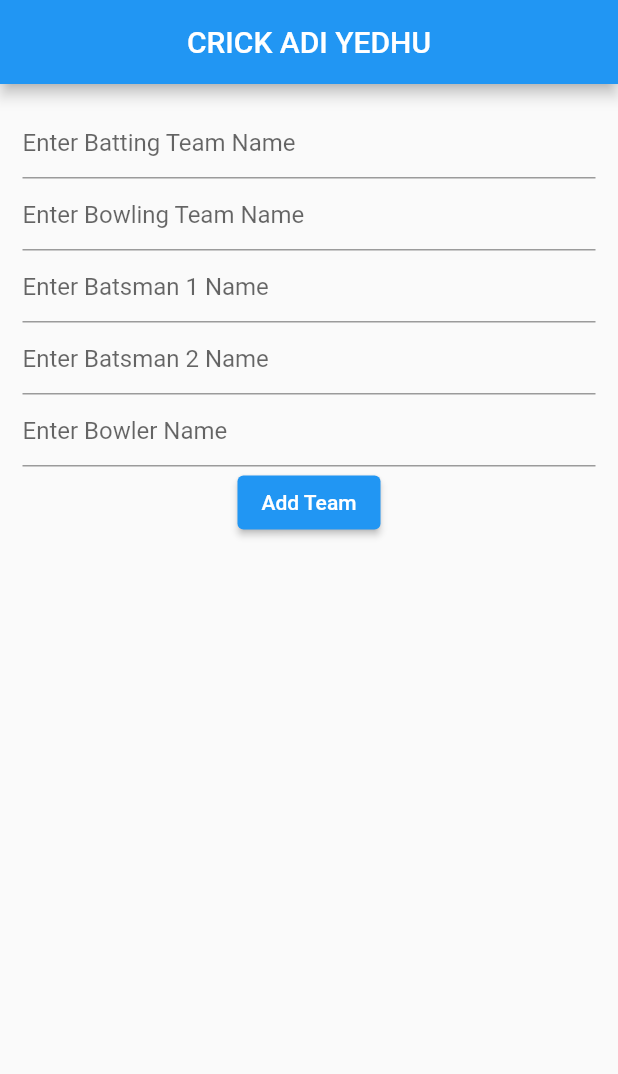
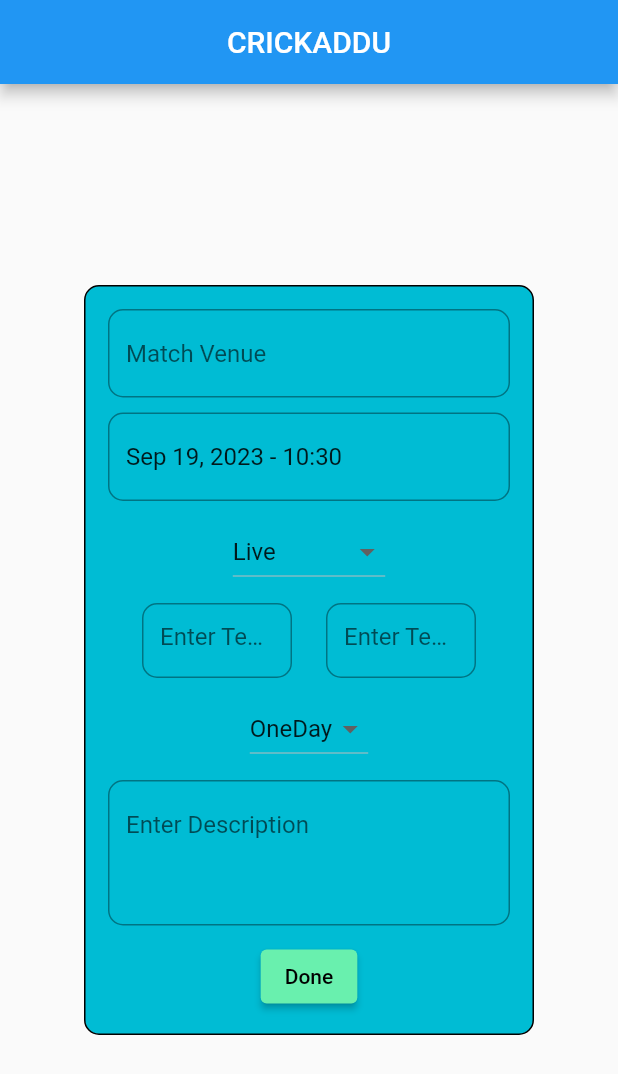
Before and after one commit to pillaiyedhu/CrIcketCommentry, a Flutter app: the screen it shows after launch, on a phone screen of 412 x 824 dp. Shown: the top 1074 px of the screen. Run offline on Flutter 3.47's test engine with Material 2 defaults, Android fonts, the light colour scheme and no system bars; drawn by our look-alikes of date_time_picker; our stand-ins replace cloud_firestore, firebase_core; accounts and stored records are empty.

Commit message:
new branch

```diff
--- a/lib/main.dart
+++ b/lib/main.dart
@@ -1,8 +1,10 @@
 import 'package:flutter/material.dart';
 import 'package:provider/provider.dart';
+import 'package:sept15_crickbuzz_developer/provider/MatchProvider.dart';
 import 'package:sept15_crickbuzz_developer/provider/TeamProvider.dart';
-import 'package:sept15_crickbuzz_developer/screens/BattingPage.dart';
 import 'package:firebase_core/firebase_core.dart';
+import 'package:sept15_crickbuzz_developer/screens/MatchScreen.dart';
+import 'package:sept15_crickbuzz_developer/screens/StaticScreen.dart';
 
 Future<void> main() async {
   WidgetsFlutterBinding.ensureInitialized();
@@ -19,7 +21,7 @@ Future<void> main() async {
   );
 
   runApp(
-    ChangeNotifierProvider(create: (context) => TeamProvider(),child: MyApp(),)
+    ChangeNotifierProvider(create: (context) => MatchProvider(),child: MyApp(),)
 
   );
 
@@ -27,6 +29,8 @@ Future<void> main() async {
 
 class MyApp extends StatelessWidget {
   Widget build(BuildContext context) {
-    return MaterialApp(home: BattingPage());
+    return MaterialApp(
+      home: StaticScreen()
+    );
   }
 }
--- /dev/null
+++ b/lib/provider/MatchProvider.dart
@@ -0,0 +1,20 @@
+import 'package:flutter/material.dart';
+
+class MatchProvider extends ChangeNotifier {
+  String? _team1Name;
+  String? _team2Name;
+
+  setTeam1Name(String teamName) {
+    _team1Name = teamName;
+    notifyListeners();
+  }
+
+  setTeam2Name(String teamName) {
+    _team2Name = teamName;
+    notifyListeners();
+  }
+
+  String? get team1Name => _team1Name;
+  String? get team2Name => _team2Name;
+
+}
--- a/lib/screens/MatchPage.dart
+++ b/lib/screens/MatchPage.dart
@@ -7,7 +7,7 @@ class MatchPage extends StatelessWidget {
   final FirebaseFirestore firebaseFirestore = FirebaseFirestore.instance;
   Widget build(BuildContext context) {
     final teamProvider = Provider.of<TeamProvider>(context);
-    String? battingTeamName = (teamProvider.battingTeamm)!.toUpperCase();
+    //String? battingTeamName = (teamProvider.battingTeamm)!.toUpperCase();
     return Scaffold(
         appBar: AppBar(
           title: Text('CRICKADDU'),
--- /dev/null
+++ b/lib/screens/StaticScreen.dart
@@ -0,0 +1,213 @@
+import 'package:date_time_picker/date_time_picker.dart';
+import 'package:flutter/material.dart';
+import 'package:provider/provider.dart';
+import 'package:sept15_crickbuzz_developer/provider/MatchProvider.dart';
+import 'package:sept15_crickbuzz_developer/screens/MatchScreen.dart';
+import 'package:sept15_crickbuzz_developer/services/StaticScreenService.dart';
+
+class StaticScreen extends StatefulWidget {
+  const StaticScreen({super.key});
+
+  @override
+  State<StaticScreen> createState() => _StaticScreenState();
+}
+
+class _StaticScreenState extends State<StaticScreen> {
+  //All the controllers used..................................
+  final venueController = TextEditingController();
+  final team1NameController = TextEditingController();
+  final team2NameController = TextEditingController();
+  final customMsgController = TextEditingController();
+
+  String selectedMatchStatus = 'Live';
+  String selectedDate = DateTime.now().toString();
+  String selectedMatchType = 'OneDay';
+
+  List<String> matchStatus = ['Live', 'Completed', 'Abonded', 'UpComing'];
+  List<String> matchType = ['OneDay', 'T20'];
+
+  StaticScreenService screenService = StaticScreenService();
+
+  @override
+  Widget build(BuildContext context) {
+    final matchProvider = Provider.of<MatchProvider>(context);
+    return Scaffold(
+      appBar: AppBar(
+        title: const Text('CRICKADDU'),
+        centerTitle: true,
+      ),
+      body: Center(
+        child: Container(
+          decoration: BoxDecoration(
+              border: Border.all(color: Colors.black),
+              color: Colors.cyan,
+              borderRadius: BorderRadius.circular(10)),
+          padding: EdgeInsets.all(15),
+          height: 500,
+          width: 300,
+          child: Column(children: [
+            //1. Match venue................................
+            TextField(
+              controller: venueController,
+              decoration: const InputDecoration(
+                  hintText: 'Match Venue',
+                  border: OutlineInputBorder(
+                      borderRadius: BorderRadius.all(Radius.circular(10))),
+                  fillColor: Colors.black),
+            ),
+
+            const SizedBox(
+              height: 10,
+            ),
+
+            //2. Date and Time of Match.......................
+            DateTimePicker(
+              decoration: InputDecoration(
+                  border: OutlineInputBorder(
+                      borderRadius: BorderRadius.all(Radius.circular(10)))),
+              type: DateTimePickerType.dateTime,
+              initialValue: selectedDate,
+              firstDate: DateTime(2012),
+              lastDate: DateTime(2100),
+              onChanged: (val) => setState(() {
+                selectedDate = val;
+              }),
+            ),
+
+            const SizedBox(
+              height: 10,
+            ),
+
+            //3.DropDown for match Status.....................................
+            DropdownButton(
+              borderRadius: BorderRadius.circular(10),
+              focusColor: Colors.white,
+              value: selectedMatchStatus,
+              onChanged: (value) {
+                setState(() {
+                  selectedMatchStatus = value!;
+                });
+              },
+              items: matchStatus.map((String status) {
+                return DropdownMenuItem<String>(
+                    value: status, child: Text(status));
+              }).toList(),
+            ),
+
+            const SizedBox(
+              height: 10,
+            ),
+
+            //4. Names of Teams...............................................
+            Row(
+              mainAxisAlignment: MainAxisAlignment.spaceEvenly,
+              children: [
+                Container(
+                  height: 50,
+                  width: 100,
+                  child: TextField(
+                      controller: team1NameController,
+                      decoration: const InputDecoration(
+                          hintText: 'Enter Team1 Name',
+                          border: OutlineInputBorder(
+                              borderRadius:
+                                  BorderRadius.all(Radius.circular(10))))),
+                ),
+                Container(
+                  height: 50,
+                  width: 100,
+                  child: TextField(
+                    controller: team2NameController,
+                    decoration: const InputDecoration(
+                        hintText: 'Enter Team2 Name',
+                        border: OutlineInputBorder(
+                            borderRadius:
+                                BorderRadius.all(Radius.circular(10)))),
+                  ),
+                )
+              ],
+            ),
+
+            const SizedBox(
+              height: 10,
+            ),
+
+            //5.MatchType i.e Oneday or T20......................................
+            DropdownButton(
+              borderRadius: BorderRadius.circular(10),
+              value: selectedMatchType,
+              onChanged: (value) {
+                setState(() {
+                  selectedMatchType = value!;
+                });
+              },
+              items: matchType.map((String type) {
+                return DropdownMenuItem(value: type, child: Text(type));
+              }).toList(),
+            ),
+
+            const SizedBox(
+              height: 10,
+            ),
+
+            //6.Custom Message...............................................
+
+            TextField(
+              controller: customMsgController,
+              keyboardType: TextInputType.multiline,
+              minLines: 3,
+              maxLines: 5,
+              decoration: InputDecoration(
+                  hintText: 'Enter Description',
+                  border: OutlineInputBorder(
+                      borderRadius: BorderRadius.all(Radius.circular(10)))),
+            ),
+
+            const SizedBox(
+              height: 10,
+            ),
+
+            //7.................Done Button............................
+            ElevatedButton(
+                style: ElevatedButton.styleFrom(
+                    backgroundColor: Colors.greenAccent),
+                onPressed: () {
+                  sendData(
+                      venueController.text,
+                      selectedDate,
+                      selectedMatchStatus,
+                      team1NameController.text,
+                      team2NameController.text,
+                      selectedMatchType,
+                      customMsgController.text);
+                  matchProvider.setTeam1Name(team1NameController.text);
+                  matchProvider.setTeam2Name(team2NameController.text);
+
+                  Navigator.push(
+                      context,
+                      MaterialPageRoute(
+                        builder: (context) => MatchScreen(),
+                      ));
+                },
+                child: const Text(
+                  'Done',
+                  style: TextStyle(color: Colors.black),
+                )),
+          ]),
+        ),
+      ),
+    );
+  }
+
+  Future<void> sendData(
+      String venue,
+      String selectedDate,
+      String matchStatus,
+      String teamName1,
+      String teamName2,
+      String matchType,
+      String message) async {
+    screenService.postGeneralData(venue, selectedDate, matchStatus, teamName1,
+        teamName2, matchType, message);
+  }
+}
--- /dev/null
+++ b/lib/services/StaticScreenService.dart
@@ -0,0 +1,17 @@
+import 'package:cloud_firestore/cloud_firestore.dart';
+
+class StaticScreenService {
+  FirebaseFirestore firebaseFirestore = FirebaseFirestore.instance;
+
+  Future<void> postGeneralData(String venue,String matchDate,String matchStatus,String? team1Name,String? team2Name,String matchType,String message) async {
+    await firebaseFirestore.collection('generalData').doc().set({
+      'venue': venue,
+      'matchdate': matchDate,
+      'matchstatus':matchStatus,
+      'team1name':team1Name,
+      'team2name':team2Name,
+      'matchtype':matchType,
+      'message':message,
+    });
+  }
+}
--- a/pubspec.yaml
+++ b/pubspec.yaml
@@ -38,6 +38,8 @@ dependencies:
   firebase_core: ^2.15.1
   cloud_firestore: ^4.9.1
   provider: ^6.0.5
+  date_time_picker: ^2.1.0
+  count_down_time: ^0.0.8
 
 dev_dependencies:
   flutter_test:
```
Also changed, not shown: lib/screens/BattingPage.dart (+0 -13 lines), lib/screens/MatchScreen.dart (added, +251 -0 lines), lib/services/MatchScreenService.dart (added, +27 -0 lines), pubspec.lock.
